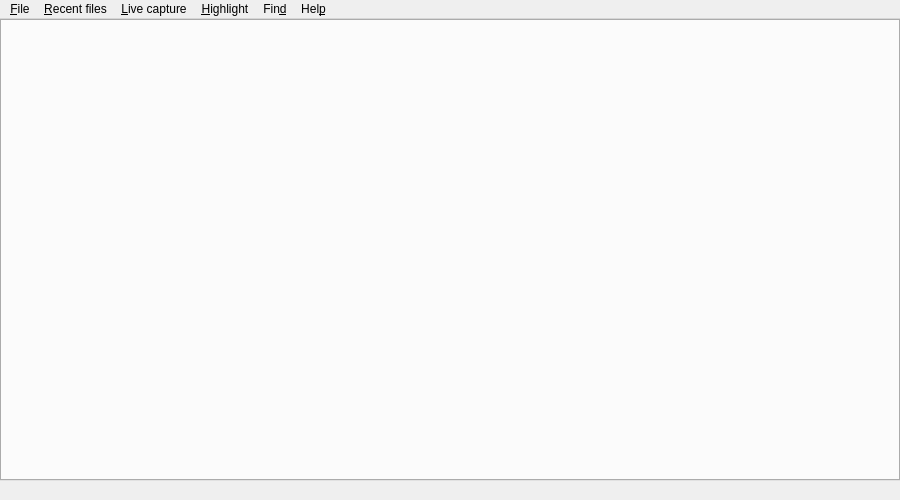
Before: the Qt Designer form src/mainwindow.ui in tableau/tableau-log-viewer, drawn with Qt 5.
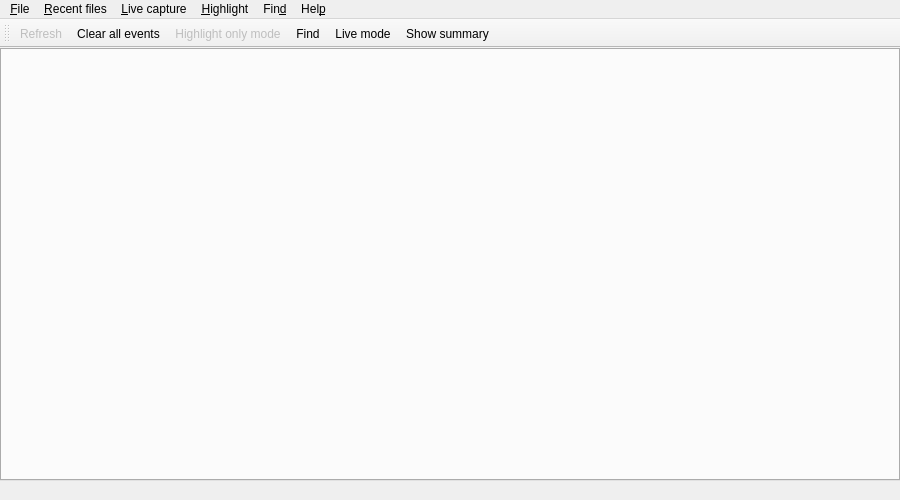
After: the same form once the commit is applied. Icons and pictures are not drawn.

Commit message: Add toolbar and icons

Patch:
```diff
--- a/src/mainwindow.ui
+++ b/src/mainwindow.ui
@@ -16,6 +16,18 @@
   <property name="windowTitle">
    <string>Tableau Log Viewer</string>
   </property>
+  <property name="iconSize">
+   <size>
+    <width>18</width>
+    <height>18</height>
+   </size>
+  </property>
+  <property name="toolButtonStyle">
+   <enum>Qt::ToolButtonTextUnderIcon</enum>
+  </property>
+  <property name="tabShape">
+   <enum>QTabWidget::Rounded</enum>
+  </property>
   <widget class="QWidget" name="centralwidget">
    <layout class="QHBoxLayout" name="horizontalLayout_2">
     <property name="leftMargin">
@@ -168,6 +180,23 @@
    <addaction name="menuFind"/>
    <addaction name="menuHelp"/>
   </widget>
+  <widget class="QToolBar" name="toolBar">
+   <property name="windowTitle">
+    <string>toolBar</string>
+   </property>
+   <attribute name="toolBarArea">
+    <enum>TopToolBarArea</enum>
+   </attribute>
+   <attribute name="toolBarBreak">
+    <bool>false</bool>
+   </attribute>
+   <addaction name="actionRefresh"/>
+   <addaction name="actionClear_all_events"/>
+   <addaction name="actionHighlight_only_mode"/>
+   <addaction name="actionFind"/>
+   <addaction name="actionTail_current_tab"/>
+   <addaction name="actionShow_summary"/>
+  </widget>
   <action name="actionOpen_in_new_tab">
    <property name="text">
     <string>&amp;Open in new tab...</string>
```
Left out of the diff: 22 changed lines with no effect on the pictures. The commit also changes 14 other files.
